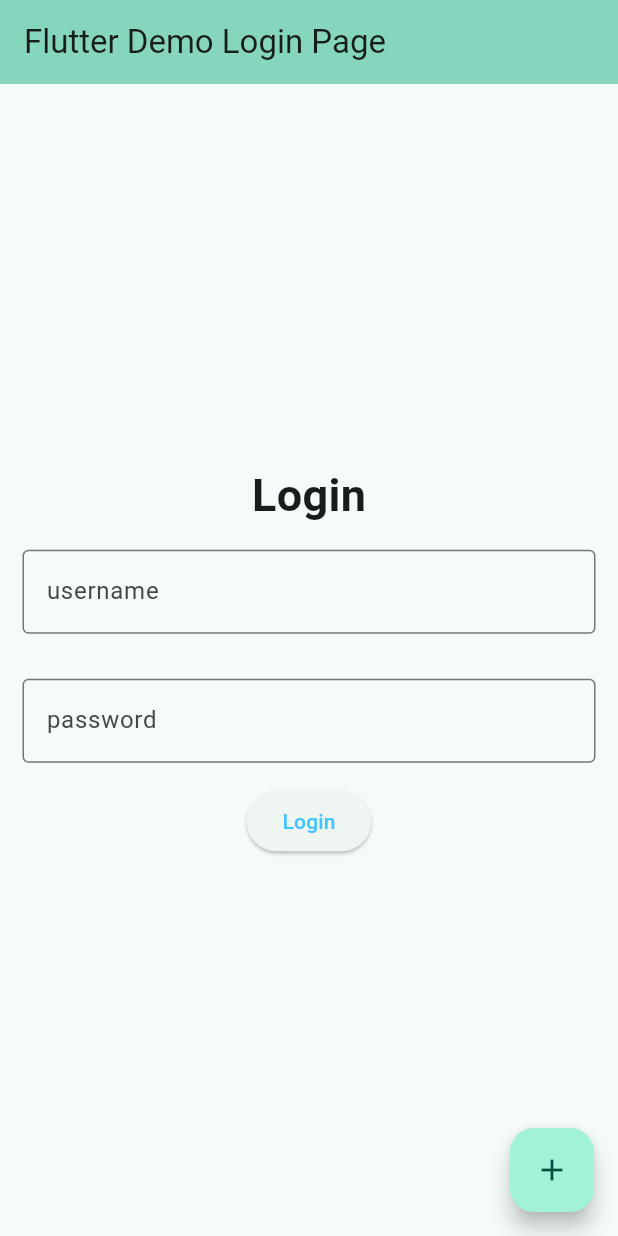
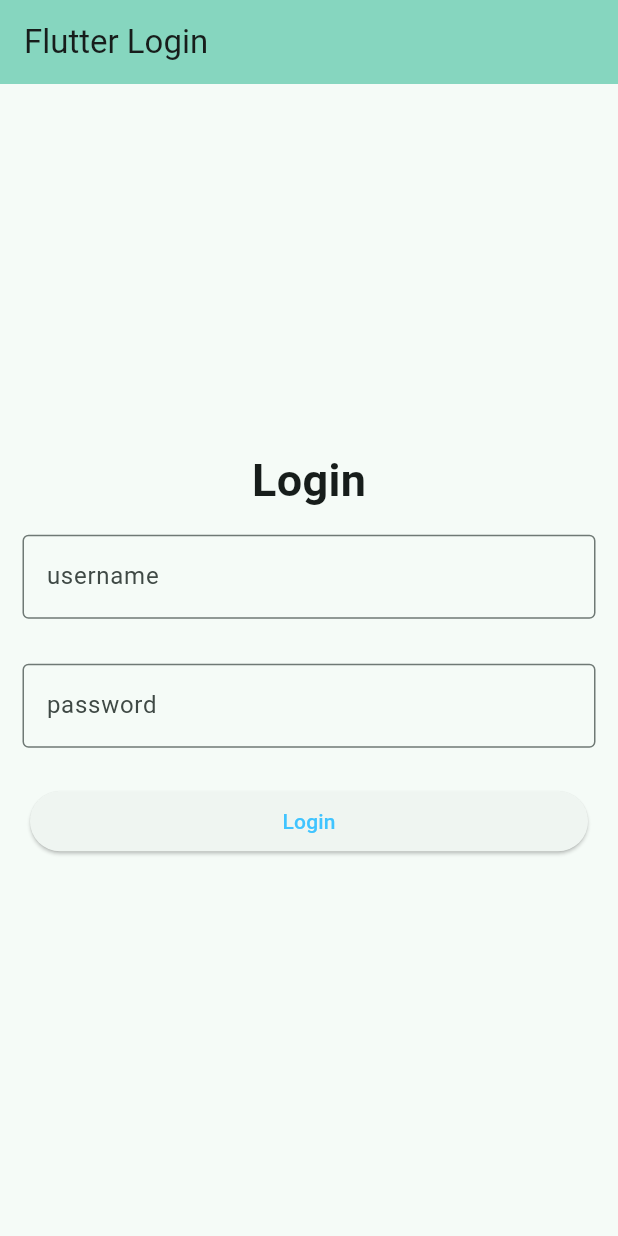
Before and after one commit to Praktikum-TPM-IF-B/123200102_Muhammad-Dzaki, a Flutter app: the screen it shows after launch, on a phone screen of 412 x 824 dp. Run offline on Flutter 3.47's test engine with Material 3 defaults, Android fonts, the phone set to English and light mode, and no system bars.

Commit message:
pertemuan 3 and tugas tpm

```diff
--- /dev/null
+++ b/lib/home/loginPage.dart
@@ -0,0 +1,191 @@
+import 'package:flutter/material.dart';
+import 'package:flutter_app/home/homepage.dart';
+
+// class LoginPage extends StatelessWidget {
+//   LoginPage({super.key});
+//   String username = "";
+//   String password = "";
+//
+//   @override
+//   Widget build(BuildContext context) {
+//     return SafeArea(
+//       child: Scaffold(
+//         appBar: AppBar(
+//           backgroundColor: Theme.of(context).colorScheme.inversePrimary,
+//           title: const Text('Flutter Login'),
+//         ),
+//         body: Center(
+//           child: Column(
+//             mainAxisAlignment: MainAxisAlignment.center,
+//             children: <Widget>[
+//               const Text(
+//                 'Login',
+//                 style: TextStyle(fontSize: 30, fontWeight: FontWeight.bold),
+//               ),
+//               _usernameField(),
+//               _passwordField(),
+//               _loginButton(context)
+//             ],
+//           ),
+//         ),
+//       ), // This trailing comma makes auto-formatting nicer for build methods.
+//     );
+//   }
+//
+//   Widget _usernameField() {
+//     return Container(
+//       padding: const EdgeInsets.all(15),
+//       child: TextFormField(
+//         enabled: true,
+//         onChanged: (value) {
+//           username = value;
+//         },
+//         decoration:
+//             const InputDecoration(border: OutlineInputBorder(), hintText: 'username'),
+//       ),
+//     );
+//   }
+//
+//   Widget _passwordField() {
+//     return Container(
+//         padding: const EdgeInsets.all(15),
+//         child: TextFormField(
+//           enabled: true,
+//           obscureText: true,
+//           onChanged: (value) {
+//             password = value;
+//           },
+//           decoration: const InputDecoration(
+//               border: OutlineInputBorder(), hintText: 'password'),
+//         ));
+//   }
+//
+//   Widget _loginButton(BuildContext context) {
+//     return Container(
+//       padding: const EdgeInsets.symmetric(horizontal: 20, vertical: 10),
+//       width: MediaQuery.of(context).size.width,
+//       child: ElevatedButton(
+//         style: ButtonStyle(
+//             foregroundColor:
+//                 MaterialStateProperty.all<Color>(Colors.lightBlueAccent)),
+//         onPressed: () {
+//           String text = "";
+//           if(username == "admin" && password == "admin"){
+//             text = "Login Success";
+//           } else {
+//             text = "Login Failed";
+//           }
+//
+//           SnackBar snackBar = SnackBar(content: Text(text));
+//           ScaffoldMessenger.of(context).showSnackBar(snackBar);
+//         },
+//         child: const Text("Login"),
+//       ),
+//     );
+//   }
+// }
+bool isLoginSuccess = true;
+
+class LoginPage extends StatefulWidget {
+  const LoginPage({Key? key}) : super(key: key);
+
+  @override
+  _LoginPageState createState() => _LoginPageState();
+
+}
+
+class _LoginPageState extends State<LoginPage> {
+  String username = "";
+  String password = "";
+
+  @override
+  Widget build(BuildContext context){
+    return SafeArea(
+      child: Scaffold(
+        appBar: AppBar(
+          backgroundColor: Theme.of(context).colorScheme.inversePrimary,
+          title: const Text('Flutter Login'),
+        ),
+        body: Center(
+          child: Column(
+            mainAxisAlignment: MainAxisAlignment.center,
+            children: <Widget>[
+              const Text(
+                'Login',
+                style: TextStyle(fontSize: 30, fontWeight: FontWeight.bold),
+              ),
+              _usernameField(),
+              _passwordField(),
+              _loginButton(context)
+            ],
+          ),
+        ),
+      ), // This trailing comma makes auto-formatting nicer for build methods.
+    );
+  }
+
+
+  Widget _usernameField() {
+    return Container(
+      padding: const EdgeInsets.all(15),
+      child: TextFormField(
+        enabled: true,
+        onChanged: (value) {
+          username = value;
+        },
+        decoration:
+        const InputDecoration(border: OutlineInputBorder(), hintText: 'username'),
+      ),
+    );
+  }
+
+  Widget _passwordField() {
+    return Container(
+        padding: const EdgeInsets.all(15),
+        child: TextFormField(
+          enabled: true,
+          obscureText: true,
+          onChanged: (value) {
+            password = value;
+          },
+          decoration: const InputDecoration(
+              border: OutlineInputBorder(), hintText: 'password'),
+        ));
+  }
+
+  Widget _loginButton(BuildContext context) {
+    return Container(
+      padding: const EdgeInsets.symmetric(horizontal: 20, vertical: 10),
+      width: MediaQuery.of(context).size.width,
+      child: ElevatedButton(
+        style: ButtonStyle(
+            foregroundColor:
+            MaterialStateProperty.all<Color>(Colors.lightBlueAccent)),
+        onPressed: () {
+          String text = "";
+          if(username == "admin" && password == "admin"){
+            setState(() {
+              text = "Login Success";
+              isLoginSuccess = true;
+              Navigator.pushReplacement(
+                context,
+                MaterialPageRoute(builder: (context) {
+                  return HomePage();
+                })
+              );
+            });
+          } else {
+            setState(() {
+              text = "Login Failed";
+              isLoginSuccess = false;
+            });
+          }
+
+          SnackBar snackBar = SnackBar(content: Text(text));
+          ScaffoldMessenger.of(context).showSnackBar(snackBar);
+        },
+        child: const Text("Login"),
+      ),
+    );
+  }
+}
--- a/lib/main.dart
+++ b/lib/main.dart
@@ -1,6 +1,7 @@
 import 'dart:developer';
 
 import 'package:flutter/material.dart';
+import 'package:flutter_app/home/loginPage.dart';
 
 void main() {
   runApp(const MyApp());
@@ -15,148 +16,11 @@
     return MaterialApp(
       title: 'Flutter Login Page',
       theme: ThemeData(
-        // This is the theme of your application.
-        //
-        // TRY THIS: Try running your application with "flutter run". You'll see
-        // the application has a purple toolbar. Then, without quitting the app,
-        // try changing the seedColor in the colorScheme below to Colors.green
-        // and then invoke "hot reload" (save your changes or press the "hot
-        // reload" button in a Flutter-supported IDE, or press "r" if you used
-        // the command line to start the app).
-        //
-        // Notice that the counter didn't reset back to zero; the application
-        // state is not lost during the reload. To reset the state, use hot
-        // restart instead.
-        //
-        // This works for code too, not just values: Most code changes can be
-        // tested with just a hot reload.
         colorScheme: ColorScheme.fromSeed(seedColor: Colors.tealAccent),
         useMaterial3: true,
       ),
-      home: const MyHomePage(title: 'Flutter Demo Login Page'),
+      debugShowCheckedModeBanner: false,
+      home: LoginPage(),
     );
   }
 }
-
-class MyHomePage extends StatefulWidget {
-  const MyHomePage({super.key, required this.title});
-
-  // This widget is the home page of your application. It is stateful, meaning
-  // that it has a State object (defined below) that contains fields that affect
-  // how it looks.
-
-  // This class is the configuration for the state. It holds the values (in this
-  // case the title) provided by the parent (in this case the App widget) and
-  // used by the build method of the State. Fields in a Widget subclass are
-  // always marked "final".
-
-  final String title;
-
-  @override
-  State<MyHomePage> createState() => _MyHomePageState();
-}
-
-class _MyHomePageState extends State<MyHomePage> {
-  int _counter = 0;
-
-  void _incrementCounter() {
-    setState(() {
-      // This call to setState tells the Flutter framework that something has
-      // changed in this State, which causes it to rerun the build method below
-      // so that the display can reflect the updated values. If we changed
-      // _counter without calling setState(), then the build method would not be
-      // called again, and so nothing would appear to happen.
-      _counter++;
-    });
-  }
-
-  @override
-  Widget build(BuildContext context) {
-    // This method is rerun every time setState is called, for instance as done
-    // by the _incrementCounter method above.
-    //
-    // The Flutter framework has been optimized to make rerunning build methods
-    // fast, so that you can just rebuild anything that needs updating rather
-    // than having to individually change instances of widgets.
-    return Scaffold(
-      appBar: AppBar(
-        // TRY THIS: Try changing the color here to a specific color (to
-        // Colors.amber, perhaps?) and trigger a hot reload to see the AppBar
-        // change color while the other colors stay the same.
-        backgroundColor: Theme.of(context).colorScheme.inversePrimary,
-        // Here we take the value from the MyHomePage object that was created by
-        // the App.build method, and use it to set our appbar title.
-        title: Text(widget.title),
-      ),
-      body: Center(
-        // Center is a layout widget. It takes a single child and positions it
-        // in the middle of the parent.
-        child: Column(
-          // Column is also a layout widget. It takes a list of children and
-          // arranges them vertically. By default, it sizes itself to fit its
-          // children horizontally, and tries to be as tall as its parent.
-          //
-          // Column has various properties to control how it sizes itself and
-          // how it positions its children. Here we use mainAxisAlignment to
-          // center the children vertically; the main axis here is the vertical
-          // axis because Columns are vertical (the cross axis would be
-          // horizontal).
-          //
-          // TRY THIS: Invoke "debug painting" (choose the "Toggle Debug Paint"
-          // action in the IDE, or press "p" in the console), to see the
-          // wireframe for each widget.
-          mainAxisAlignment: MainAxisAlignment.center,
-          children: <Widget>[
-            Container(
-              child: const Text(
-                'Login',
-                style: TextStyle(fontSize: 30, fontWeight: FontWeight.bold),
-              ),
-              // Text(
-              //   '$_counter',
-              //   style: Theme.of(context).textTheme.headlineMedium,
-              // ),
-            ),
-            Container(
-              padding: EdgeInsets.all(15),
-              child:
-                TextField(
-                  decoration: InputDecoration(
-                      border: OutlineInputBorder(),
-                      hintText: 'username'
-                ),
-              ),
-            ),
-            Container(
-              padding: EdgeInsets.all(15),
-              child:
-                TextField(
-                  decoration: InputDecoration(
-                      border: OutlineInputBorder(),
-                      hintText: 'password'
-                ),
-              )
-            ),
-            Container(
-              padding: EdgeInsets.all(0),
-              child:
-                ElevatedButton(
-                  style: ButtonStyle(
-                    foregroundColor: MaterialStateProperty.all<Color>(Colors.lightBlueAccent)
-                  ),
-                  onPressed: () {},
-                  child: Text("Login"),
-                ),
-            )
-
-          ],
-        ),
-      ),
-      floatingActionButton: FloatingActionButton(
-        onPressed: _incrementCounter,
-        tooltip: 'Increment',
-        child: const Icon(Icons.add),
-      ), // This trailing comma makes auto-formatting nicer for build methods.
-    );
-  }
-}
```
Also changed, not shown: lib/home/homepage.dart (added, +205 -0 lines).
